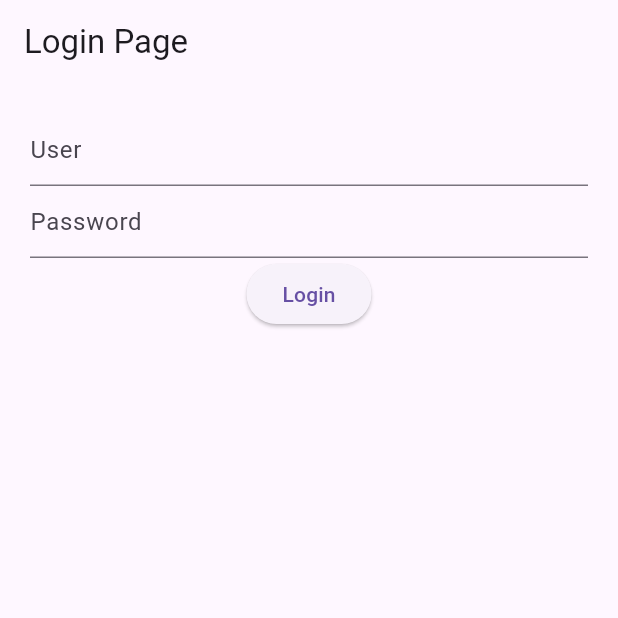
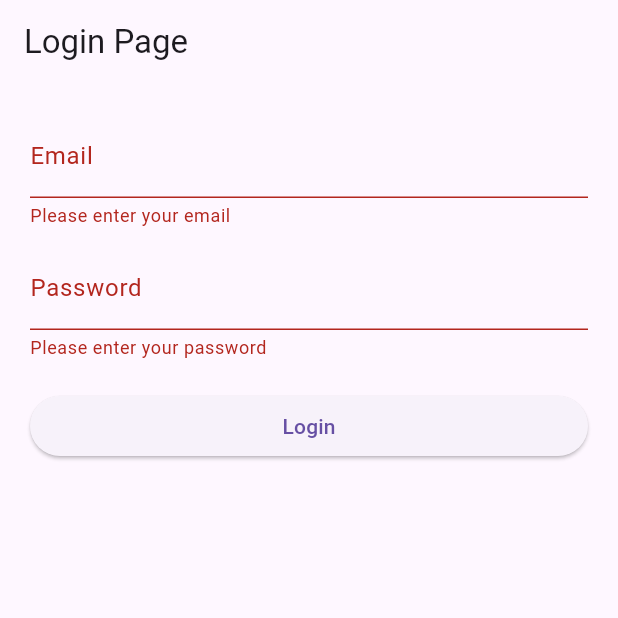
Before and after one commit to Nishant-dev-byte/HELLOWORLD, a Flutter app: the screen it shows after launch, after a tap on "Login", on a phone screen of 412 x 824 dp, the top half of it. Run offline on Flutter 3.47's test engine with Material 3 defaults, Android fonts, the phone set to English and light mode, and no system bars; our stand-ins replace file_picker, firebase_auth, firebase_core; accounts and stored records are empty.

Commit message:
login.dart

```diff
--- a/App/login_page/lib/login.dart
+++ b/App/login_page/lib/login.dart
@@ -9,15 +9,59 @@ class Login extends StatefulWidget {
 }
 
 class _LoginState extends State<Login> {
+  final _formKey = GlobalKey<FormState>();
+  final TextEditingController _emailController = TextEditingController();
+  final TextEditingController _passwordController = TextEditingController();
 
-  TextEditingController user = TextEditingController();
-  TextEditingController password = TextEditingController();
+  bool _isLoading = false;
 
-  SignIn()async{
+  @override
+  void dispose() {
+    _emailController.dispose();
+    _passwordController.dispose();
+    super.dispose();
+  }
+
+  Future<void> _signIn() async {
+    // close keyboard
+    FocusScope.of(context).unfocus();
+
+    if (!_formKey.currentState!.validate()) return;
+
+    setState(() => _isLoading = true);
+
+    try {
       await FirebaseAuth.instance.signInWithEmailAndPassword(
-      email: user.text,
-      password: password.text
+        email: _emailController.text.trim(),
+        password: _passwordController.text,
       );
+      // On success, Wrapper (your auth listener) should handle navigation.
+    } on FirebaseAuthException catch (e) {
+      final message = e.message ?? 'Authentication failed (${e.code})';
+      ScaffoldMessenger.of(context).showSnackBar(
+        SnackBar(content: Text(message)),
+      );
+    } catch (e) {
+      ScaffoldMessenger.of(context).showSnackBar(
+        const SnackBar(content: Text('An unexpected error occurred.')),
+      );
+    } finally {
+      if (mounted) setState(() => _isLoading = false);
+    }
+  }
+
+  String? _validateEmail(String? value) {
+    if (value == null || value.trim().isEmpty) return 'Please enter your email';
+    final email = value.trim();
+    final emailRegex = RegExp(r'^[^@\s]+@[^@\s]+\.[^@\s]+$');
+    if (!emailRegex.hasMatch(email)) return 'Enter a valid email';
+    return null;
+  }
+
+  String? _validatePassword(String? value) {
+    if (value == null || value.isEmpty) return 'Please enter your password';
+    if (value.length < 6) return 'Password must be at least 6 characters';
+    return null;
   }
 
   @override
@@ -26,27 +70,56 @@ class _LoginState extends State<Login> {
       appBar: AppBar(
         title: const Text('Login Page'),
       ),
-      body: Padding(
+      body: SingleChildScrollView(
         padding: const EdgeInsets.all(20.0),
+        child: Center(
+          child: ConstrainedBox(
+            constraints: const BoxConstraints(maxWidth: 500),
+            child: Form(
+              key: _formKey,
               child: Column(
                 children: [
-            TextField(
-              controller: user,
+                  TextFormField(
+                    controller: _emailController,
+                    keyboardType: TextInputType.emailAddress,
+                    textInputAction: TextInputAction.next,
                     decoration: const InputDecoration(
-                hintText: 'User',
+                      labelText: 'Email',
+                      hintText: 'you@example.com',
+                    ),
+                    validator: _validateEmail,
+                  ),
+                  const SizedBox(height: 12),
+                  TextFormField(
+                    controller: _passwordController,
+                    obscureText: true,
+                    enableSuggestions: false,
+                    autocorrect: false,
+                    textInputAction: TextInputAction.done,
+                    decoration: const InputDecoration(
+                      labelText: 'Password',
+                    ),
+                    validator: _validatePassword,
+                    onFieldSubmitted: (_) => _signIn(),
+                  ),
+                  const SizedBox(height: 20),
+                  SizedBox(
+                    width: double.infinity,
+                    child: ElevatedButton(
+                      onPressed: _isLoading ? null : _signIn,
+                      child: _isLoading
+                          ? const SizedBox(
+                              height: 18,
+                              width: 18,
+                              child: CircularProgressIndicator(strokeWidth: 2),
+                            )
+                          : const Text('Login'),
                     ),
                   ),
-          TextField(
-            controller: password,
-            decoration: const InputDecoration(
-              hintText: 'Password',
+                ],
               ),
             ),
-          ElevatedButton(
-            onPressed: (()=>SignIn()),
-            child: const Text('Login'),
           ),
-        ],
         ),
       ),
     );
```
Lines whose indentation alone changed are shown as unchanged.
